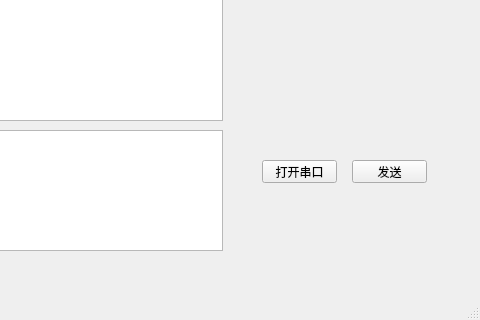
The window that mainwindow.ui (yujiongzhang/IMU-Serial) describes before a commit, drawn with Qt 5; both pictures show x 348 to 828 and y 280 to 600 of the 828 by 600 pixel window.
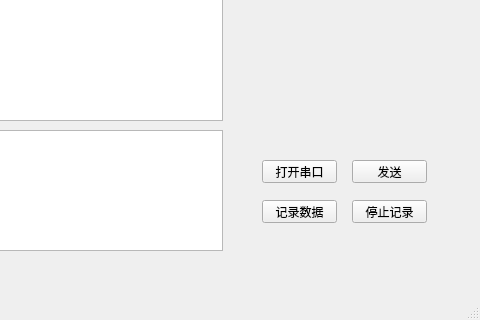
The same window after the commit.

Patch:
```diff
--- a/mainwindow.ui
+++ b/mainwindow.ui
@@ -208,6 +208,32 @@
      </rect>
     </property>
    </widget>
+   <widget class="QPushButton" name="recodeON">
+    <property name="geometry">
+     <rect>
+      <x>610</x>
+      <y>480</y>
+      <width>75</width>
+      <height>23</height>
+     </rect>
+    </property>
+    <property name="text">
+     <string>记录数据</string>
+    </property>
+   </widget>
+   <widget class="QPushButton" name="recodeOFF">
+    <property name="geometry">
+     <rect>
+      <x>700</x>
+      <y>480</y>
+      <width>75</width>
+      <height>23</height>
+     </rect>
+    </property>
+    <property name="text">
+     <string>停止记录</string>
+    </property>
+   </widget>
   </widget>
   <widget class="QMenuBar" name="menubar">
    <property name="geometry">
```
